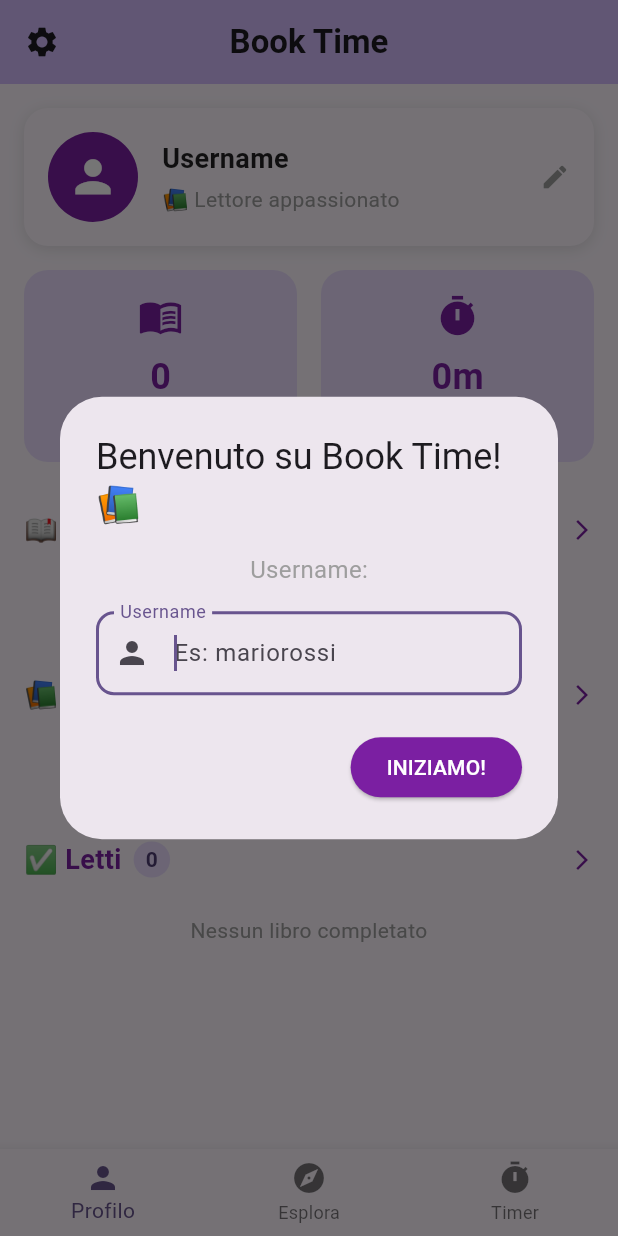
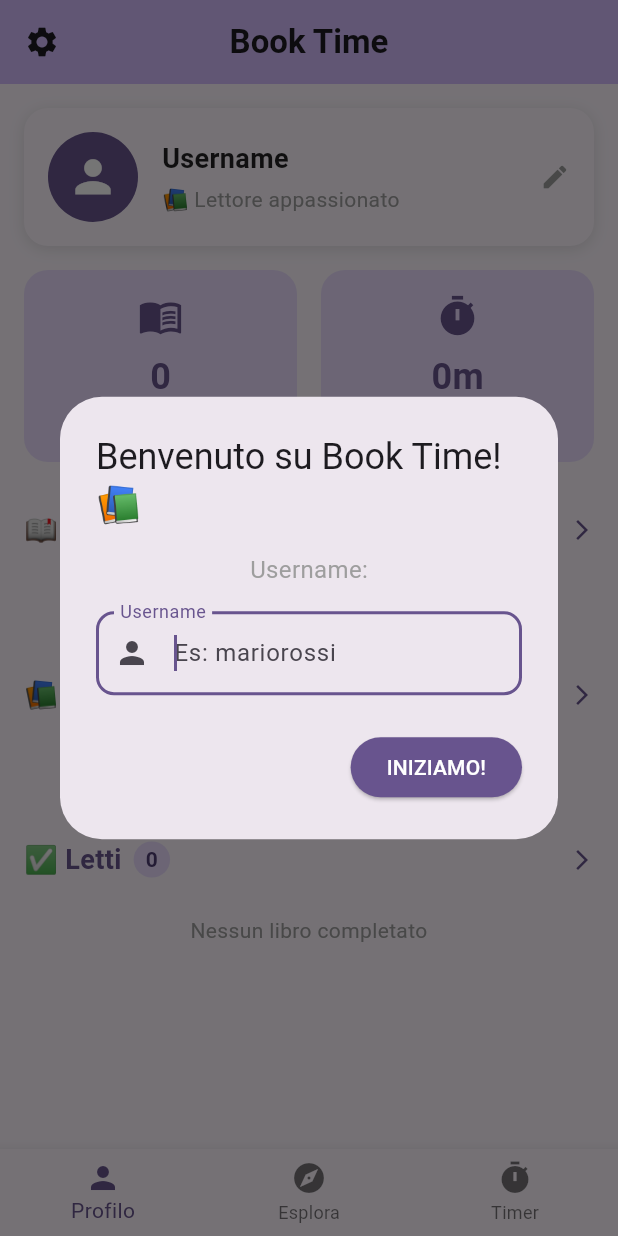
Before and after one commit to GiadaDiSerio/book-time, a Flutter app: the screen it shows after launch, on a phone screen of 412 x 824 dp. Run offline on Flutter 3.47's test engine with Material 3 defaults, Android fonts, the light colour scheme and no system bars; our stand-ins replace image_picker, shared_preferences; network calls fail.

Commit message:
fix: theme and undo warning timeout

```diff
--- a/lib/main.dart
+++ b/lib/main.dart
@@ -101,7 +101,7 @@ class _HomePageState extends State<HomePage> {
               }
             },
             style: ElevatedButton.styleFrom(
-              backgroundColor: const Color(0xFF7B1FA2),
+              backgroundColor: Theme.of(context).colorScheme.primary,
               foregroundColor: Colors.white,
             ),
             child: const Text('INIZIAMO!'),
--- a/lib/profile_tab.dart
+++ b/lib/profile_tab.dart
@@ -42,7 +42,7 @@ class ProfileTab extends StatelessWidget {
                     children: [
                       CircleAvatar(
                         radius: 30,
-                        backgroundColor: const Color(0xFF7B1FA2),
+                        backgroundColor: Theme.of(context).colorScheme.primary,
                         backgroundImage: appState.profileImageBase64.isNotEmpty
                             ? MemoryImage(base64Decode(appState.profileImageBase64))
                             : null,
@@ -223,7 +223,7 @@ class ProfileTab extends StatelessWidget {
                         children: [
                           CircleAvatar(
                             radius: 40,
-                            backgroundColor: const Color(0xFF7B1FA2),
+                            backgroundColor: Theme.of(context).colorScheme.primary,
                             backgroundImage: hasImage
                                 ? MemoryImage(base64Decode(appState.profileImageBase64))
                                 : null,
@@ -237,7 +237,7 @@ class ProfileTab extends StatelessWidget {
                               color: Colors.white,
                               shape: BoxShape.circle,
                             ),
-                            child: const Icon(Icons.add_a_photo, size: 18, color: Color(0xFF7B1FA2)),
+                            child: Icon(Icons.add_a_photo, size: 18, color: Theme.of(context).colorScheme.primary),
                           ),
                         ],
                       ),
@@ -277,7 +277,7 @@ class ProfileTab extends StatelessWidget {
                     }
                   },
                   style: ElevatedButton.styleFrom(
-                    backgroundColor: const Color(0xFF7B1FA2),
+                    backgroundColor: Theme.of(context).colorScheme.primary,
                     foregroundColor: Colors.white,
                   ),
                   child: const Text('SALVA'),
@@ -300,10 +300,10 @@ class ProfileTab extends StatelessWidget {
           children: [
             Text(
               title,
-              style: const TextStyle(
+              style: TextStyle(
                 fontSize: 18,
                 fontWeight: FontWeight.bold,
-                color: Color(0xFF7B1FA2),
+                color: Theme.of(context).colorScheme.primary,
               ),
             ),
             const SizedBox(width: 8),
@@ -324,10 +324,10 @@ class ProfileTab extends StatelessWidget {
             ),
             const Spacer(),
             if (onTap != null)
-              const Icon(
+              Icon(
                 Icons.arrow_forward_ios,
                 size: 16,
-                color: Color(0xFF7B1FA2),
+                color: Theme.of(context).colorScheme.primary,
               ),
           ],
         ),
@@ -348,7 +348,7 @@ class ProfileTab extends StatelessWidget {
         child: Text(
           emptyMessage,
           textAlign: TextAlign.center,
-          style: const TextStyle(fontSize: 14, color: Colors.grey),
+          style: TextStyle(fontSize: 14, color: Colors.grey),
         ),
       );
     }
@@ -412,7 +412,7 @@ class ProfileTab extends StatelessWidget {
               book.title,
               maxLines: 1,
               overflow: TextOverflow.ellipsis,
-              style: const TextStyle(fontSize: 12, fontWeight: FontWeight.bold),
+              style: TextStyle(fontSize: 12, fontWeight: FontWeight.bold),
             ),
             // Barra progresso (solo per "In lettura")
             if (showProgress) ...[
@@ -420,13 +420,13 @@ class ProfileTab extends StatelessWidget {
               LinearProgressIndicator(
                 value: book.progress,
                 backgroundColor: Theme.of(context).colorScheme.surfaceContainerHighest,
-                color: const Color(0xFF7B1FA2),
+                color: Theme.of(context).colorScheme.primary,
                 minHeight: 4,
                 borderRadius: BorderRadius.circular(2),
               ),
               Text(
                 '${(book.progress * 100).toInt()}%',
-                style: const TextStyle(fontSize: 10, color: Colors.grey),
+                style: TextStyle(fontSize: 10, color: Colors.grey),
               ),
             ],
           ],
@@ -445,14 +445,14 @@ class ProfileTab extends StatelessWidget {
       ),
       child: Column(
         children: [
-          Icon(icon, color: const Color(0xFF7B1FA2), size: 30),
+          Icon(icon, color: Theme.of(context).colorScheme.primary, size: 30),
           const SizedBox(height: 8),
           Text(
             value,
-            style: const TextStyle(
+            style: TextStyle(
               fontSize: 24,
               fontWeight: FontWeight.bold,
-              color: Color(0xFF7B1FA2),
+              color: Theme.of(context).colorScheme.primary,
             ),
           ),
           const SizedBox(height: 4),
--- a/lib/rating_dialog.dart
+++ b/lib/rating_dialog.dart
@@ -49,7 +49,7 @@ Future<void> showRatingDialog(BuildContext context, String title, Function(int)
                 Navigator.pop(ctx);
               },
               style: ElevatedButton.styleFrom(
-                backgroundColor: const Color(0xFF7B1FA2),
+                backgroundColor: Theme.of(context).colorScheme.primary,
                 foregroundColor: Colors.white,
               ),
               child: const Text('CONFERMA'),
--- a/lib/suggestions_widget.dart
+++ b/lib/suggestions_widget.dart
@@ -129,10 +129,10 @@ class _SuggestionsWidgetState extends State<SuggestionsWidget> {
           padding: const EdgeInsets.symmetric(horizontal: 16.0, vertical: 8.0),
           child: Text(
             _suggestionReason,
-            style: const TextStyle(
+            style: TextStyle(
               fontSize: 18,
               fontWeight: FontWeight.bold,
-              color: Color(0xFF7B1FA2),
+              color: Theme.of(context).colorScheme.primary,
             ),
           ),
         ),
@@ -189,7 +189,7 @@ class _SuggestionsWidgetState extends State<SuggestionsWidget> {
                         title,
                         maxLines: 1,
                         overflow: TextOverflow.ellipsis,
-                        style: const TextStyle(fontSize: 12, fontWeight: FontWeight.bold),
+                        style: TextStyle(fontSize: 12, fontWeight: FontWeight.bold),
                       ),
                     ],
                   ),
```
Also changed, not shown: lib/add_book_sheet.dart (+4 -4 lines), lib/book_detail_sheet.dart (+8 -8 lines), lib/book_list_page.dart (+21 -12 lines), lib/timer_page.dart (+7 -7 lines).
